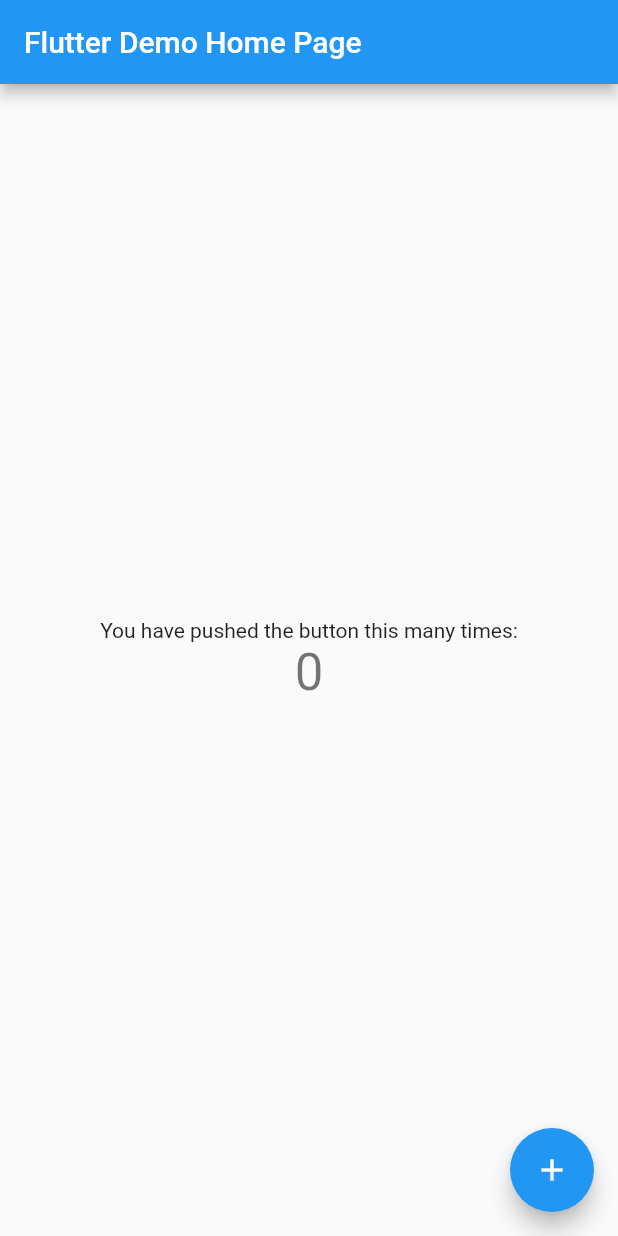
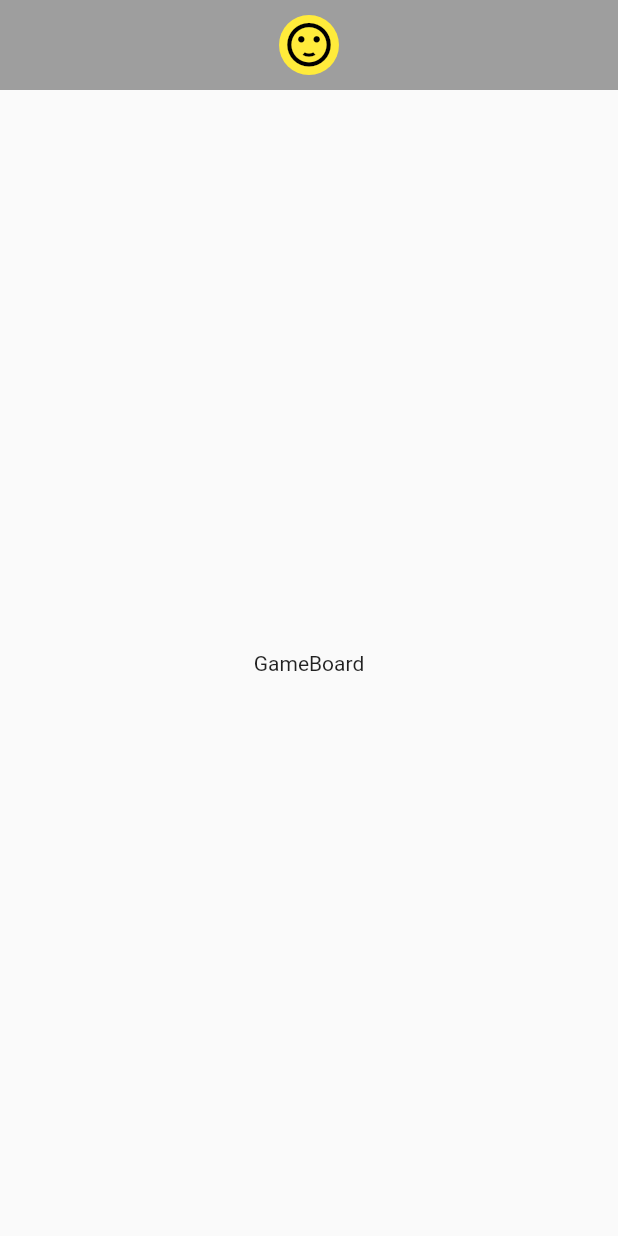
Before and after one commit to caiovcruz/minefield, a Flutter app: the screen it shows after launch, on a phone screen of 412 x 824 dp. Run offline on Flutter 3.47's test engine with Material 2 defaults, Android fonts, the phone set to English and light mode, and no system bars.

Commit message:
Working on result widget (an appBar with game result and restart button). Added images that will be used on gameboard.

```diff
--- /dev/null
+++ b/lib/components/result_widget.dart
@@ -0,0 +1,59 @@
+import 'package:flutter/material.dart';
+
+class ResultWidget extends StatelessWidget implements PreferredSizeWidget {
+  final bool? won;
+  final Function onRestart;
+
+  const ResultWidget({
+    Key? key,
+    required this.won,
+    required this.onRestart,
+  }) : super(key: key);
+
+  Color _getColor() {
+    if (won == null) {
+      return Colors.yellow;
+    } else if (won!) {
+      return Colors.green[500]!;
+    } else {
+      return Colors.red[500]!;
+    }
+  }
+
+  IconData _getIcon() {
+    if (won == null) {
+      return Icons.sentiment_satisfied;
+    } else if (won!) {
+      return Icons.sentiment_very_satisfied;
+    } else {
+      return Icons.sentiment_very_dissatisfied;
+    }
+  }
+
+  @override
+  Widget build(BuildContext context) {
+    return Container(
+      color: Colors.grey,
+      child: SafeArea(
+        child: Container(
+          padding: const EdgeInsets.all(10),
+          child: CircleAvatar(
+            backgroundColor: _getColor(),
+            child: IconButton(
+              padding: EdgeInsets.zero,
+              onPressed: () => onRestart(),
+              icon: Icon(
+                _getIcon(),
+                color: Colors.black,
+                size: 35,
+              ),
+            ),
+          ),
+        ),
+      ),
+    );
+  }
+
+  @override
+  Size get preferredSize => const Size.fromHeight(120);
+}
--- a/lib/main.dart
+++ b/lib/main.dart
@@ -1,68 +1,5 @@
 import 'package:flutter/material.dart';
 
-void main() {
-  runApp(const MyApp());
-}
+import 'screens/minefield_app.dart';
 
-class MyApp extends StatelessWidget {
-  const MyApp({Key? key}) : super(key: key);
-
-  // This widget is the root of your application.
-  @override
-  Widget build(BuildContext context) {
-    return MaterialApp(
-      title: 'MineField',
-      theme: ThemeData(
-        primarySwatch: Colors.blue,
-      ),
-      home: const MyHomePage(title: 'Flutter Demo Home Page'),
-    );
-  }
-}
-
-class MyHomePage extends StatefulWidget {
-  const MyHomePage({Key? key, required this.title}) : super(key: key);
-
-  final String title;
-
-  @override
-  State<MyHomePage> createState() => _MyHomePageState();
-}
-
-class _MyHomePageState extends State<MyHomePage> {
-  int _counter = 0;
-
-  void _incrementCounter() {
-    setState(() {
-      _counter++;
-    });
-  }
-
-  @override
-  Widget build(BuildContext context) {
-    return Scaffold(
-      appBar: AppBar(
-        title: Text(widget.title),
-      ),
-      body: Center(
-        child: Column(
-          mainAxisAlignment: MainAxisAlignment.center,
-          children: <Widget>[
-            const Text(
-              'You have pushed the button this many times:',
-            ),
-            Text(
-              '$_counter',
-              style: Theme.of(context).textTheme.headline4,
-            ),
-          ],
-        ),
-      ),
-      floatingActionButton: FloatingActionButton(
-        onPressed: _incrementCounter,
-        tooltip: 'Increment',
-        child: const Icon(Icons.add),
-      ), // This trailing comma makes auto-formatting nicer for build methods.
-    );
-  }
-}
+void main() => runApp(const MineFieldApp());
--- /dev/null
+++ b/lib/screens/minefield_app.dart
@@ -0,0 +1,27 @@
+import 'package:flutter/material.dart';
+
+import '../components/result_widget.dart';
+
+class MineFieldApp extends StatelessWidget {
+  const MineFieldApp({Key? key}) : super(key: key);
+
+  void _restart() {
+    print('restarting...');
+  }
+
+  @override
+  Widget build(BuildContext context) {
+    return MaterialApp(
+      home: Scaffold(
+        appBar: ResultWidget(
+          won: null,
+          onRestart: _restart,
+        ),
+        body: Container(
+          alignment: Alignment.center,
+          child: const Text('GameBoard'),
+        ),
+      ),
+    );
+  }
+}
```
Also changed, not shown: pubspec.yaml (+14 -2 lines), assets/images/aberto_0.jpeg (added), assets/images/aberto_1.jpeg (added), assets/images/aberto_2.jpeg (added), assets/images/aberto_3.jpeg (added), assets/images/aberto_4.jpeg (added), assets/images/aberto_5.jpeg (added), assets/images/aberto_6.jpeg (added), assets/images/aberto_7.jpeg (added), assets/images/aberto_8.jpeg (added), assets/images/bandeira.jpeg (added), assets/images/bomba_0.jpeg (added), assets/images/bomba_1.jpeg (added), assets/images/fechado.jpeg (added), 1 other file.
